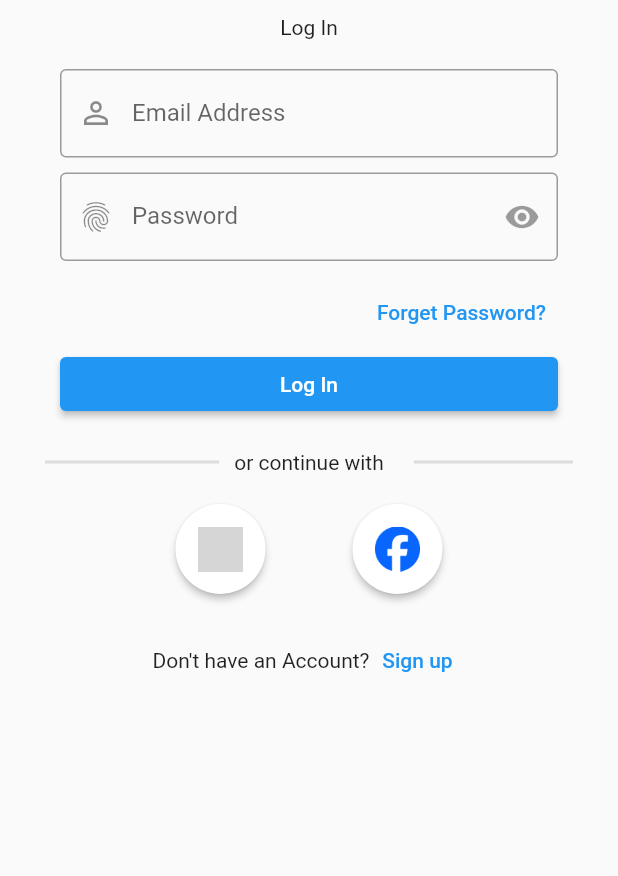
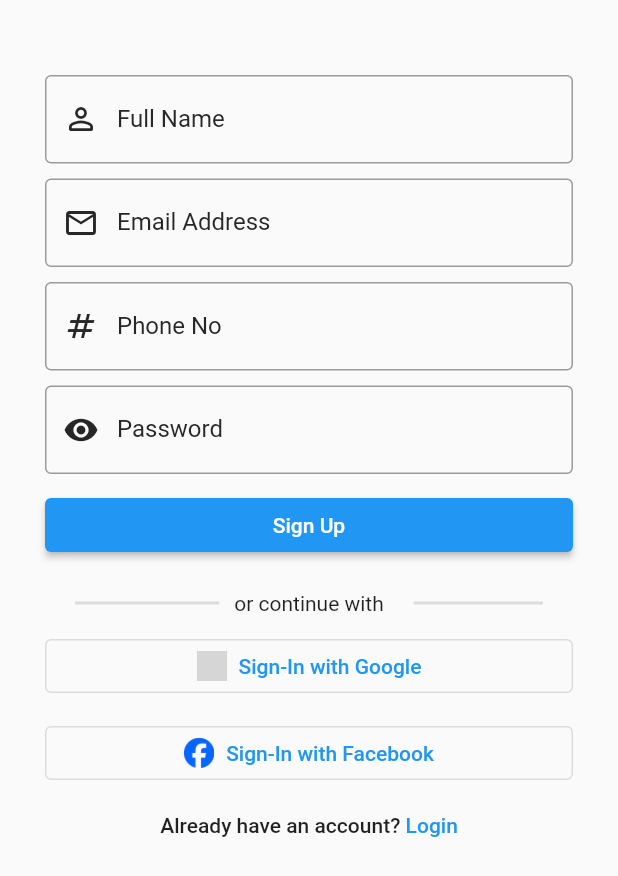
Before and after one commit to YaraHorany/Login-App, a Flutter app: the screen it shows after launch, on a phone screen of 412 x 824 dp. Shown: the top 876 px of the screen. Run offline on Flutter 3.47's test engine with Material 2 defaults, Android fonts, the phone set to English and light mode, and no system bars; our stand-ins replace get; grey boxes are pictures that could not be loaded.

Commit message:
Initial SignUp screen

```diff
--- a/lib/main.dart
+++ b/lib/main.dart
@@ -1,5 +1,6 @@
 import 'package:flutter/material.dart';
 import 'package:login_app/src/features/authentication/screens/login/login_screen.dart';
+import 'package:login_app/src/features/authentication/screens/signup/signup_screen.dart';
 
 void main() {
   runApp(const MyApp());
@@ -14,7 +15,7 @@ class MyApp extends StatelessWidget {
     return const MaterialApp(
       title: 'Login App',
       debugShowCheckedModeBanner: false,
-      home: LoginScreen(),
+      home: SignUpScreen(),
     );
   }
 }
--- a/lib/src/features/authentication/screens/login/login_screen.dart
+++ b/lib/src/features/authentication/screens/login/login_screen.dart
@@ -1,5 +1,7 @@
 import 'package:flutter/material.dart';
+import '../signup/signup_screen.dart';
 import 'login_form_widget.dart';
+import 'package:get/get.dart';
 
 class LoginScreen extends StatelessWidget {
   const LoginScreen({Key? key}) : super(key: key);
@@ -10,7 +12,7 @@ class LoginScreen extends StatelessWidget {
       child: Scaffold(
         body: SingleChildScrollView(
           child: Container(
-            padding: const EdgeInsets.all(10),
+            padding: const EdgeInsets.all(30),
             child: Column(
               children: [
                 const Text("Log In"),
@@ -70,7 +72,12 @@ class LoginScreen extends StatelessWidget {
                   mainAxisAlignment: MainAxisAlignment.center,
                   children: [
                     const Text("Don't have an Account?"),
-                    TextButton(onPressed: () {}, child: const Text("Sign up")),
+                    TextButton(
+                      onPressed: () {
+                        Get.to(const SignUpScreen());
+                      },
+                      child: const Text("Sign up"),
+                    ),
                   ],
                 ),
               ],
--- /dev/null
+++ b/lib/src/features/authentication/screens/signup/signup_form_widget.dart
@@ -0,0 +1,109 @@
+import 'package:flutter/material.dart';
+
+class SignUpFormWidget extends StatelessWidget {
+  const SignUpFormWidget({
+    super.key,
+  });
+
+  @override
+  Widget build(BuildContext context) {
+    return Form(
+      child: Column(
+        crossAxisAlignment: CrossAxisAlignment.start,
+        children: [
+          TextFormField(
+            decoration: const InputDecoration(
+              prefixIcon: Icon(
+                Icons.person_outline_rounded,
+                color: Color(0xFF272727),
+              ),
+              labelText: "Full Name",
+              hintText: "Full Name",
+              border: OutlineInputBorder(),
+              labelStyle: TextStyle(
+                color: Color(0xFF272727),
+              ),
+              focusedBorder: OutlineInputBorder(
+                borderSide: BorderSide(
+                  width: 2.0,
+                  color: Color(0xFF272727),
+                ),
+              ),
+            ),
+          ),
+          const SizedBox(height: 10),
+          TextFormField(
+            decoration: const InputDecoration(
+              prefixIcon: Icon(
+                Icons.email_outlined,
+                color: Color(0xFF272727),
+              ),
+              labelText: "Email Address",
+              hintText: "Email Address",
+              border: OutlineInputBorder(),
+              labelStyle: TextStyle(
+                color: Color(0xFF272727),
+              ),
+              focusedBorder: OutlineInputBorder(
+                borderSide: BorderSide(
+                  width: 2.0,
+                  color: Color(0xFF272727),
+                ),
+              ),
+            ),
+          ),
+          const SizedBox(height: 10),
+          TextFormField(
+            decoration: const InputDecoration(
+              prefixIcon: Icon(
+                Icons.numbers,
+                color: Color(0xFF272727),
+              ),
+              labelText: "Phone No",
+              hintText: "Phone No",
+              border: OutlineInputBorder(),
+              labelStyle: TextStyle(
+                color: Color(0xFF272727),
+              ),
+              focusedBorder: OutlineInputBorder(
+                borderSide: BorderSide(
+                  width: 2.0,
+                  color: Color(0xFF272727),
+                ),
+              ),
+            ),
+          ),
+          const SizedBox(height: 10),
+          TextFormField(
+            decoration: const InputDecoration(
+              prefixIcon: Icon(
+                Icons.remove_red_eye_sharp,
+                color: Color(0xFF272727),
+              ),
+              labelText: "Password",
+              hintText: "Password",
+              border: OutlineInputBorder(),
+              labelStyle: TextStyle(
+                color: Color(0xFF272727),
+              ),
+              focusedBorder: OutlineInputBorder(
+                borderSide: BorderSide(
+                  width: 2.0,
+                  color: Color(0xFF272727),
+                ),
+              ),
+            ),
+          ),
+          const SizedBox(height: 10),
+          SizedBox(
+            width: double.infinity,
+            child: ElevatedButton(
+              onPressed: () {},
+              child: const Text("Sign Up"),
+            ),
+          ),
+        ],
+      ),
+    );
+  }
+}
--- /dev/null
+++ b/lib/src/features/authentication/screens/signup/signup_screen.dart
@@ -0,0 +1,87 @@
+import 'package:flutter/material.dart';
+import 'signup_form_widget.dart';
+
+class SignUpScreen extends StatelessWidget {
+  const SignUpScreen({Key? key}) : super(key: key);
+
+  @override
+  Widget build(BuildContext context) {
+    return SafeArea(
+      child: Scaffold(
+        body: SingleChildScrollView(
+          child: Container(
+            padding: const EdgeInsets.all(30),
+            child: Column(
+              children: [
+                Container(
+                  padding: const EdgeInsets.symmetric(vertical: 20),
+                  child: const SignUpFormWidget(),
+                ),
+                Column(
+                  children: [
+                    Row(
+                      children: const [
+                        Expanded(
+                          child: Divider(
+                            indent: 20.0,
+                            endIndent: 10.0,
+                            thickness: 2,
+                          ),
+                        ),
+                        Text("or continue with"),
+                        Expanded(
+                          child: Divider(
+                            indent: 20.0,
+                            endIndent: 20.0,
+                            thickness: 2,
+                          ),
+                        ),
+                      ],
+                    ),
+                    const SizedBox(height: 10),
+                    SizedBox(
+                      width: double.infinity,
+                      child: OutlinedButton.icon(
+                        onPressed: () {},
+                        icon: const Image(
+                          image: AssetImage("assets/logo/google-logo.png"),
+                          width: 20.0,
+                        ),
+                        label: const Text("Sign-In with Google"),
+                      ),
+                    ),
+                    const SizedBox(height: 10),
+                    SizedBox(
+                      width: double.infinity,
+                      child: OutlinedButton.icon(
+                        onPressed: () {},
+                        icon: const Image(
+                          image: AssetImage("assets/logo/facebook-logo.png"),
+                          width: 20.0,
+                        ),
+                        label: const Text("Sign-In with Facebook"),
+                      ),
+                    ),
+                    TextButton(
+                      onPressed: () {},
+                      child: Text.rich(
+                        TextSpan(
+                          children: [
+                            TextSpan(
+                                text: "Already have an account? ",
+                                style: Theme.of(context).textTheme.bodyLarge),
+                            const TextSpan(text: "Login"),
+                          ],
+                        ),
+                      ),
+                    ),
+                  ],
+                ),
+              ],
+            ),
+          ),
+        ),
+      ),
+    );
+  }
+}
```
